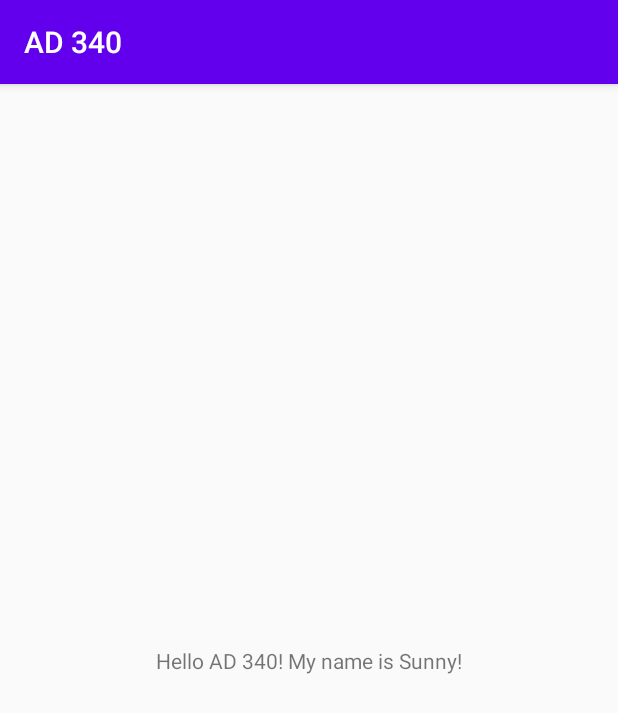
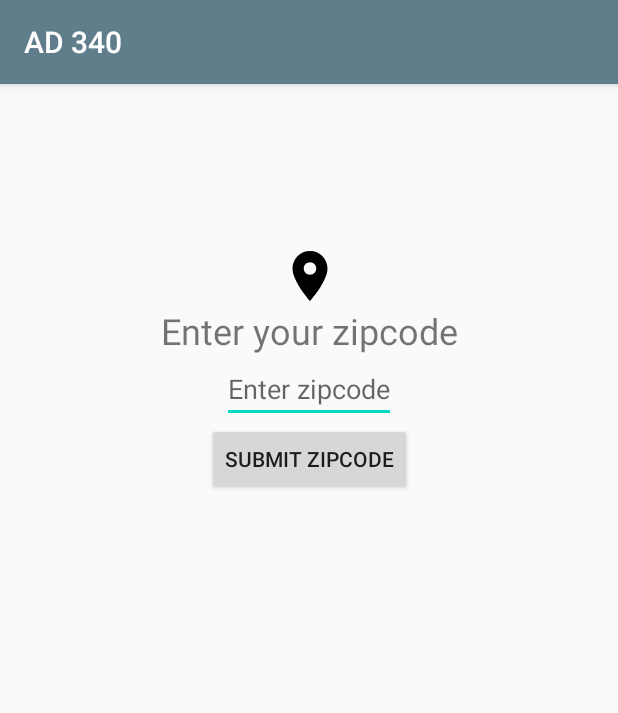
Before and after one commit to sunny852206/AD340, an Android app: the screen it shows after launch (MainActivity), on a phone screen of 412 x 824 dp. Shown: the top 713 px of the screen. Run offline under Robolectric (Android 15) with nearby library versions, the phone set to English and light mode, and no system bars.

Commit message:
assignment2

```diff
--- a/app/src/main/java/com/vq37vhr/io/ad340/MainActivity.kt
+++ b/app/src/main/java/com/vq37vhr/io/ad340/MainActivity.kt
@@ -2,11 +2,55 @@ package com.vq37vhr.io.ad340
 
 import androidx.appcompat.app.AppCompatActivity
 import android.os.Bundle
+import android.widget.Button
+import android.widget.EditText
+import android.widget.Toast
 
 class MainActivity : AppCompatActivity() {
+
+    // region Setup Methods
 
     override fun onCreate(savedInstanceState: Bundle?) {
         super.onCreate(savedInstanceState)
         setContentView(R.layout.activity_main)
+
+        val zipcodeEditText: EditText = findViewById(R.id.zipcodeEditText)
+        val enterButton: Button = findViewById(R.id.enterButton)
+
+        enterButton.setOnClickListener {
+            val zipcode: String = zipcodeEditText.text.toString()
+
+            if (zipcode.length != 5) {
+                Toast.makeText(this, R.string.zipcode_entry_error, Toast.LENGTH_SHORT).show()
+            } else {
+                Toast.makeText(this, zipcode, Toast.LENGTH_SHORT).show()
+            }
+        }
     }
+
+    override fun onStart() {
+        super.onStart()
+    }
+
+    override fun onResume() {
+        super.onResume()
+    }
+
+    // endregion Setup Methods
+
+    // region Teardown Methods
+
+    override fun onPause() {
+        super.onPause()
+    }
+
+    override fun onStop() {
+        super.onStop()
+    }
+
+    override fun onDestroy() {
+        super.onDestroy()
+    }
+
+    //endregion Teardown Methods
 }
--- /dev/null
+++ b/app/src/main/res/drawable/ic_location_on_black_24dp.xml
@@ -0,0 +1,9 @@
+<vector xmlns:android="http://schemas.android.com/apk/res/android"
+        android:width="24dp"
+        android:height="24dp"
+        android:viewportWidth="24.0"
+        android:viewportHeight="24.0">
+    <path
+        android:fillColor="#FF000000"
+        android:pathData="M12,2C8.13,2 5,5.13 5,9c0,5.25 7,13 7,13s7,-7.75 7,-13c0,-3.87 -3.13,-7 -7,-7zM12,11.5c-1.38,0 -2.5,-1.12 -2.5,-2.5s1.12,-2.5 2.5,-2.5 2.5,1.12 2.5,2.5 -1.12,2.5 -2.5,2.5z"/>
+</vector>
--- a/app/src/main/res/layout/activity_main.xml
+++ b/app/src/main/res/layout/activity_main.xml
@@ -1,18 +1,52 @@
 <?xml version="1.0" encoding="utf-8"?>
-<androidx.constraintlayout.widget.ConstraintLayout xmlns:android="http://schemas.android.com/apk/res/android"
+<androidx.constraintlayout.widget.ConstraintLayout
+    xmlns:android="http://schemas.android.com/apk/res/android"
     xmlns:app="http://schemas.android.com/apk/res-auto"
     xmlns:tools="http://schemas.android.com/tools"
     android:layout_width="match_parent"
     android:layout_height="match_parent"
-    tools:context=".MainActivity">
+    tools:context=".MainActivity"
+    >
 
     <TextView
+        android:id="@+id/title"
         android:layout_width="wrap_content"
         android:layout_height="wrap_content"
-        android:text="Hello AD 340! My name is Sunny!"
+        android:text="Enter your zipcode"
+        android:textSize="@dimen/title_text_height"
+        app:layout_constraintBottom_toTopOf="@+id/zipcodeEditText"
+        app:layout_constraintEnd_toEndOf="@+id/zipcodeEditText"
+        app:layout_constraintStart_toStartOf="@+id/zipcodeEditText" />
+
+    <ImageView
+        android:id="@+id/icon"
+        android:layout_width="@dimen/zipcode_entry_icon_size"
+        android:layout_height="@dimen/zipcode_entry_icon_size"
+        android:src="@drawable/ic_location_on_black_24dp"
+        app:layout_constraintBottom_toTopOf="@+id/title"
+        app:layout_constraintEnd_toEndOf="@+id/title"
+        app:layout_constraintStart_toStartOf="@+id/title" />
+
+    <EditText
+        android:id="@+id/zipcodeEditText"
+        android:layout_width="wrap_content"
+        android:layout_height="wrap_content"
+        android:hint="Enter zipcode"
+        android:inputType="number"
         app:layout_constraintBottom_toBottomOf="parent"
-        app:layout_constraintLeft_toLeftOf="parent"
-        app:layout_constraintRight_toRightOf="parent"
-        app:layout_constraintTop_toTopOf="parent" />
+        app:layout_constraintEnd_toEndOf="parent"
+        app:layout_constraintStart_toStartOf="parent"
+        app:layout_constraintTop_toTopOf="parent"
+        app:layout_constraintVertical_bias="0.25" />
+
+    <Button
+        android:id="@+id/enterButton"
+        android:layout_width="wrap_content"
+        android:layout_height="wrap_content"
+        android:text="Submit Zipcode"
+        app:layout_constraintEnd_toEndOf="@+id/zipcodeEditText"
+        app:layout_constraintStart_toStartOf="@+id/zipcodeEditText"
+        app:layout_constraintTop_toBottomOf="@+id/zipcodeEditText" />
+
 
 </androidx.constraintlayout.widget.ConstraintLayout>
--- a/app/src/main/res/values/colors.xml
+++ b/app/src/main/res/values/colors.xml
@@ -1,6 +1,6 @@
 <?xml version="1.0" encoding="utf-8"?>
 <resources>
-    <color name="colorPrimary">#6200EE</color>
-    <color name="colorPrimaryDark">#3700B3</color>
+    <color name="colorPrimary">#607D8B</color>
+    <color name="colorPrimaryDark">#455A64</color>
     <color name="colorAccent">#03DAC5</color>
 </resources>
--- /dev/null
+++ b/app/src/main/res/values/dimens.xml
@@ -0,0 +1,6 @@
+<?xml version="1.0" encoding="utf-8"?>
+<resources>
+    <dimen name="title_text_height">24sp</dimen>
+
+    <dimen name="zipcode_entry_icon_size">40dp</dimen>
+</resources>
--- a/app/src/main/res/values/strings.xml
+++ b/app/src/main/res/values/strings.xml
@@ -1,3 +1,4 @@
 <resources>
     <string name="app_name">AD 340</string>
+    <string name="zipcode_entry_error">ERROR: Please enter valid zipcode</string>
 </resources>
```
Also changed, not shown: 1 other file.
